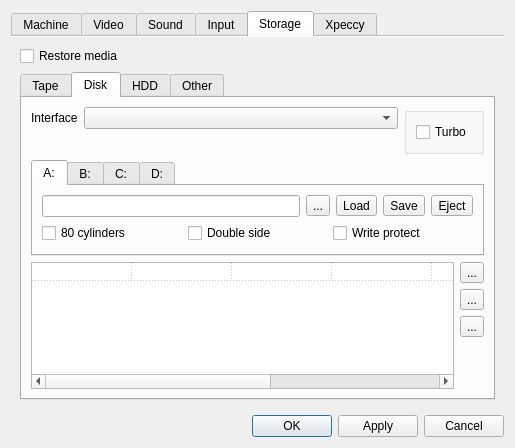
Old version of the form ui/setupwin.ui in the repository samstyle/Xpeccy.
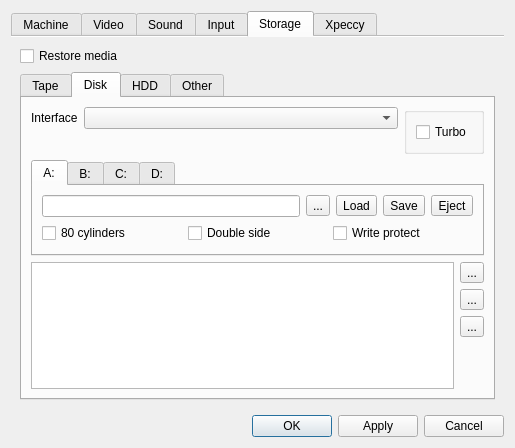
New version of the form. The open tabs and pages were chosen to show the change. Icons and pictures are not drawn. Custom widgets are drawn as their Qt base class.

Commit message: build 20170901 [+] Fix crash while copying file from tape to trdos disk [+] Fix some APU timings [+] Tune all sound volume [+] Fix deBUGa disasm table behavior [+] Remake of disk catalog in options windows [+] Reworking of APU square channels. Same sh*t...

The edit to the form file:
```diff
--- a/ui/setupwin.ui
+++ b/ui/setupwin.ui
@@ -2081,7 +2081,7 @@
              <item>
               <layout class="QHBoxLayout" name="horizontalLayout_20">
                <item>
-                <widget class="QTableWidget" name="disklist">
+                <widget class="xDiskCatTable" name="disklist">
                  <property name="contextMenuPolicy">
                   <enum>Qt::ActionsContextMenu</enum>
                  </property>
@@ -2100,18 +2100,6 @@
                  <property name="gridStyle">
                   <enum>Qt::DotLine</enum>
                  </property>
-                 <property name="rowCount">
-                  <number>1</number>
-                 </property>
-                 <property name="columnCount">
-                  <number>7</number>
-                 </property>
-                 <attribute name="horizontalHeaderVisible">
-                  <bool>false</bool>
-                 </attribute>
-                 <attribute name="horizontalHeaderDefaultSectionSize">
-                  <number>100</number>
-                 </attribute>
                  <attribute name="horizontalHeaderStretchLastSection">
                   <bool>true</bool>
                  </attribute>
@@ -2121,42 +2109,9 @@
                  <attribute name="verticalHeaderDefaultSectionSize">
                   <number>17</number>
                  </attribute>
-                 <row/>
-                 <column>
-                  <property name="text">
-                   <string>Name</string>
-                  </property>
-                 </column>
-                 <column>
-                  <property name="text">
-                   <string>Ext</string>
-                  </property>
-                 </column>
-                 <column>
-                  <property name="text">
-                   <string>Start</string>
-                  </property>
-                 </column>
-                 <column>
-                  <property name="text">
-                   <string>Length</string>
-                  </property>
-                 </column>
-                 <column>
-                  <property name="text">
-                   <string>SecLen</string>
-                  </property>
-                 </column>
-                 <column>
-                  <property name="text">
-                   <string>Trk</string>
-                  </property>
-                 </column>
-                 <column>
-                  <property name="text">
-                   <string>Sec</string>
-                  </property>
-                 </column>
+                 <attribute name="verticalHeaderMinimumSectionSize">
+                  <number>17</number>
+                 </attribute>
                 </widget>
                </item>
                <item>
@@ -3211,6 +3166,13 @@
    </property>
   </action>
  </widget>
+ <customwidgets>
+  <customwidget>
+   <class>xDiskCatTable</class>
+   <extends>QTableView</extends>
+   <header location="global">stdlib.h</header>
+  </customwidget>
+ </customwidgets>
  <resources>
   <include location="../xpeccy.qrc"/>
  </resources>
```
The commit also changes 38 other files.
